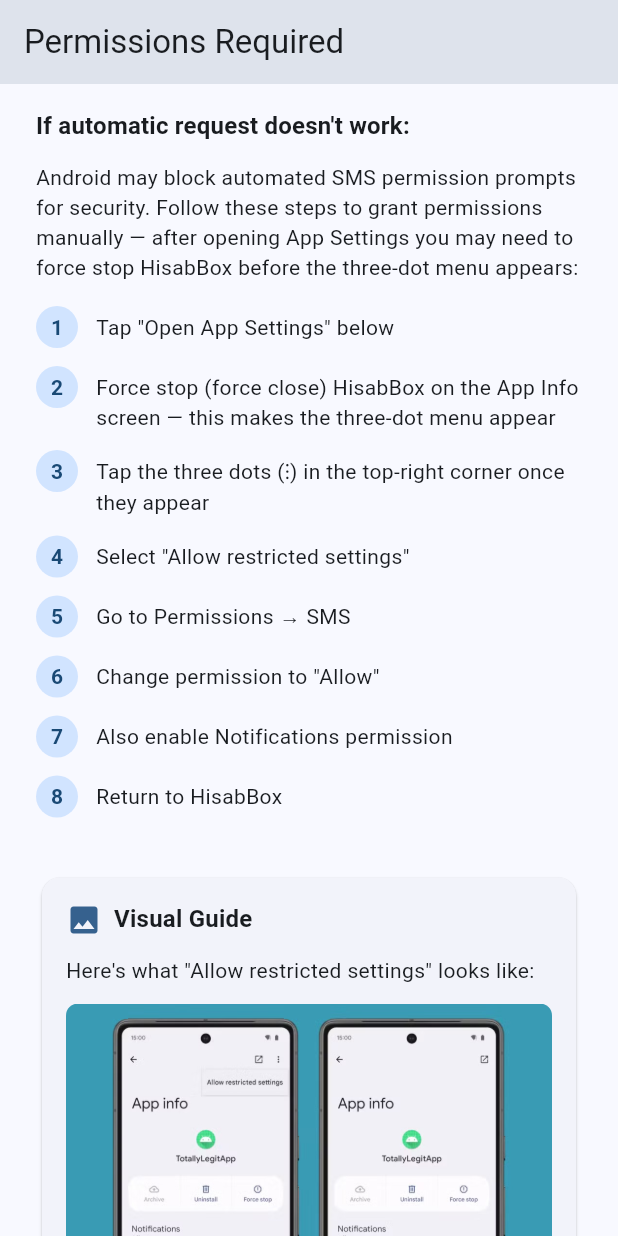
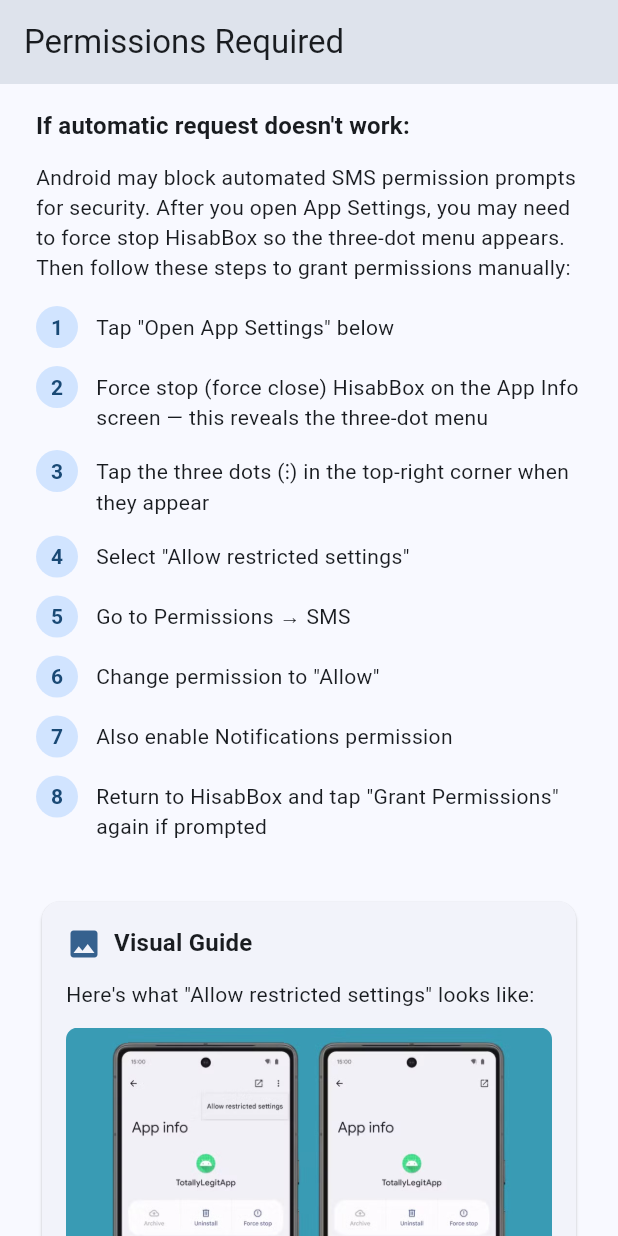
Before and after one commit to md-riaz/HisabBox, a Flutter app: the PermissionRequiredScreen screen opened directly with empty values, scrolled down 576 dp, on a phone screen of 412 x 824 dp. Run offline on Flutter 3.47's test engine with Material 3 defaults, Android fonts, the phone set to English and light mode, and no system bars; our stand-ins replace dio, get, permission_handler, shared_preferences, sqflite; missing offline and left inert: another_telephony, workmanager; accounts and stored records are empty.

Commit message:
Clarify manual permission follow-up instructions

```diff
--- a/lib/screens/permission_required_screen.dart
+++ b/lib/screens/permission_required_screen.dart
@@ -201,7 +201,7 @@ class _PermissionRequiredScreenState extends State<PermissionRequiredScreen>
             ),
             const SizedBox(height: 12),
             Text(
-              'Android may block automated SMS permission prompts for security. Follow these steps to grant permissions manually — after opening App Settings you may need to force stop HisabBox before the three-dot menu appears:',
+              'Android may block automated SMS permission prompts for security. After you open App Settings, you may need to force stop HisabBox so the three-dot menu appears. Then follow these steps to grant permissions manually:',
               style: theme.textTheme.bodyMedium,
             ),
             const SizedBox(height: 16),
@@ -215,12 +215,12 @@ class _PermissionRequiredScreenState extends State<PermissionRequiredScreen>
                 _InstructionStep(
                   number: '2',
                   text:
-                      'Force stop (force close) HisabBox on the App Info screen — this makes the three-dot menu appear',
+                      'Force stop (force close) HisabBox on the App Info screen — this reveals the three-dot menu',
                 ),
                 _InstructionStep(
                   number: '3',
                   text:
-                      'Tap the three dots (⋮) in the top-right corner once they appear',
+                      'Tap the three dots (⋮) in the top-right corner when they appear',
                 ),
                 _InstructionStep(
                   number: '4',
@@ -235,7 +235,11 @@ class _PermissionRequiredScreenState extends State<PermissionRequiredScreen>
                   number: '7',
                   text: 'Also enable Notifications permission',
                 ),
-                _InstructionStep(number: '8', text: 'Return to HisabBox'),
+                _InstructionStep(
+                  number: '8',
+                  text:
+                      'Return to HisabBox and tap "Grant Permissions" again if prompted',
+                ),
               ],
             ),
             const SizedBox(height: 24),
```
